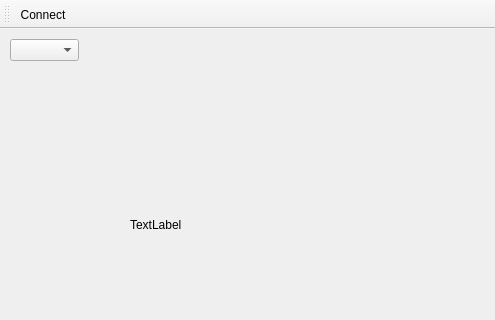
Old version of the form mainwindow.ui in the repository IvanHelium/AAC; both pictures show x 0 to 495 and y 0 to 320 of the 669 by 446 pixel window.
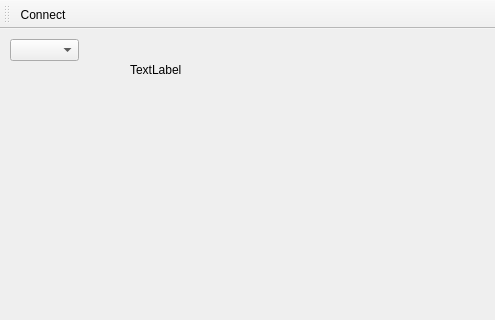
New version of the form.

The edit to the form file:
```diff
--- a/mainwindow.ui
+++ b/mainwindow.ui
@@ -29,8 +29,8 @@
      <rect>
       <x>130</x>
       <y>20</y>
-      <width>311</width>
-      <height>351</height>
+      <width>251</width>
+      <height>41</height>
      </rect>
     </property>
     <property name="text">
```
